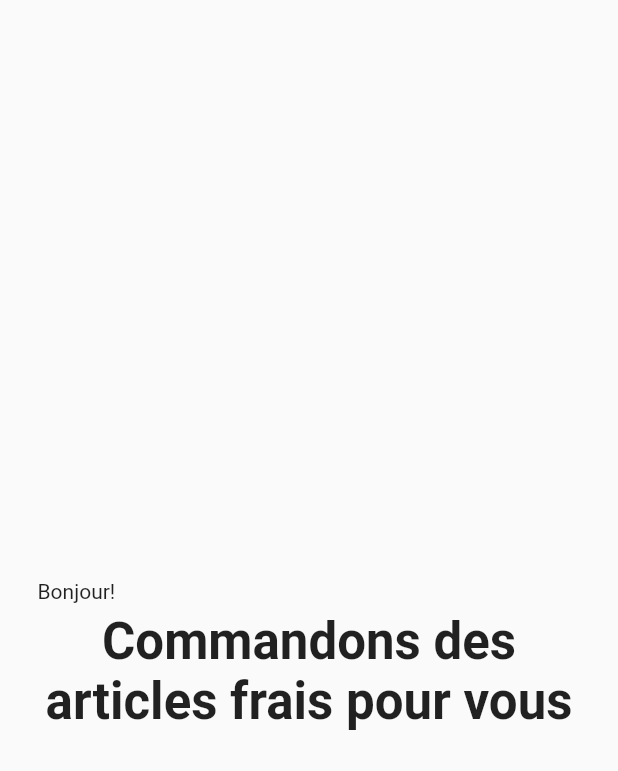
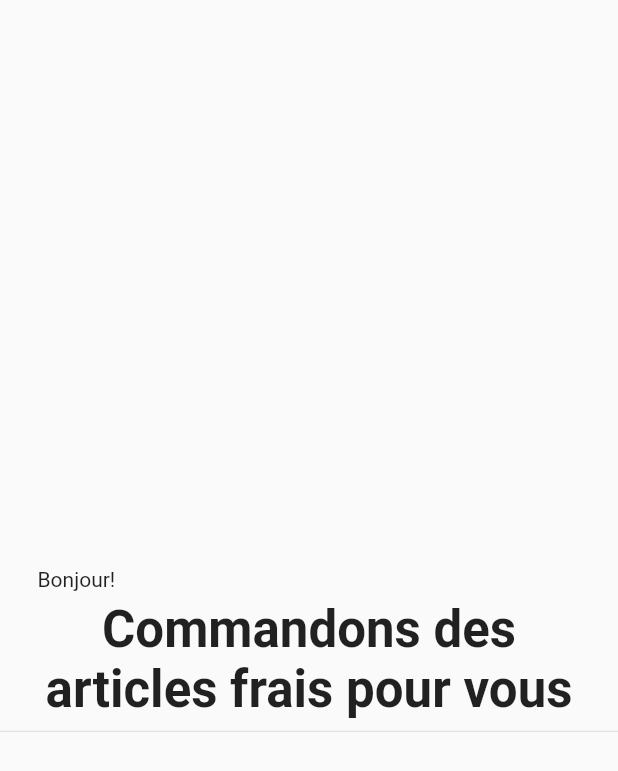
Before and after one commit to erdemgocen44/La-Marche, a Flutter app: the HomePage screen opened directly, on a phone screen of 412 x 824 dp. Shown: the top 771 px of the screen. Run offline on Flutter 3.47's test engine with Material 2 defaults, Android fonts, the light colour scheme and no system bars; our stand-ins replace google_fonts.

Commit message:
home page commerce

```diff
--- a/lib/pages/home_page.dart
+++ b/lib/pages/home_page.dart
@@ -11,7 +11,7 @@ class HomePage extends StatelessWidget {
         child: Column(
           crossAxisAlignment: CrossAxisAlignment.start,
           mainAxisAlignment: MainAxisAlignment.center,
-          children:  [
+          children: [
             const SizedBox(
               height: 50,
             ),
@@ -32,19 +32,22 @@ class HomePage extends StatelessWidget {
 
             //Commandons des articles frais pour vous
             Padding(
-              padding: EdgeInsets.symmetric(
+              padding: const EdgeInsets.symmetric(
                 horizontal: 25,
               ),
               child: Text(
-                'Commandons des articles frais pour vous',style: GoogleFonts.nerkoOne(
-                fontSize: 34,
-                fontWeight: FontWeight.bold,
-              ),
-              textAlign: TextAlign.center,
+                'Commandons des articles frais pour vous',
+                style: GoogleFonts.nerkoOne(
+                  fontSize: 34,
+                  fontWeight: FontWeight.bold,
+                ),
+                textAlign: TextAlign.center,
               ),
             ),
 
             //divider
+
+            const Divider(),
 
             //fresh quelquan + grid
           ],
```
